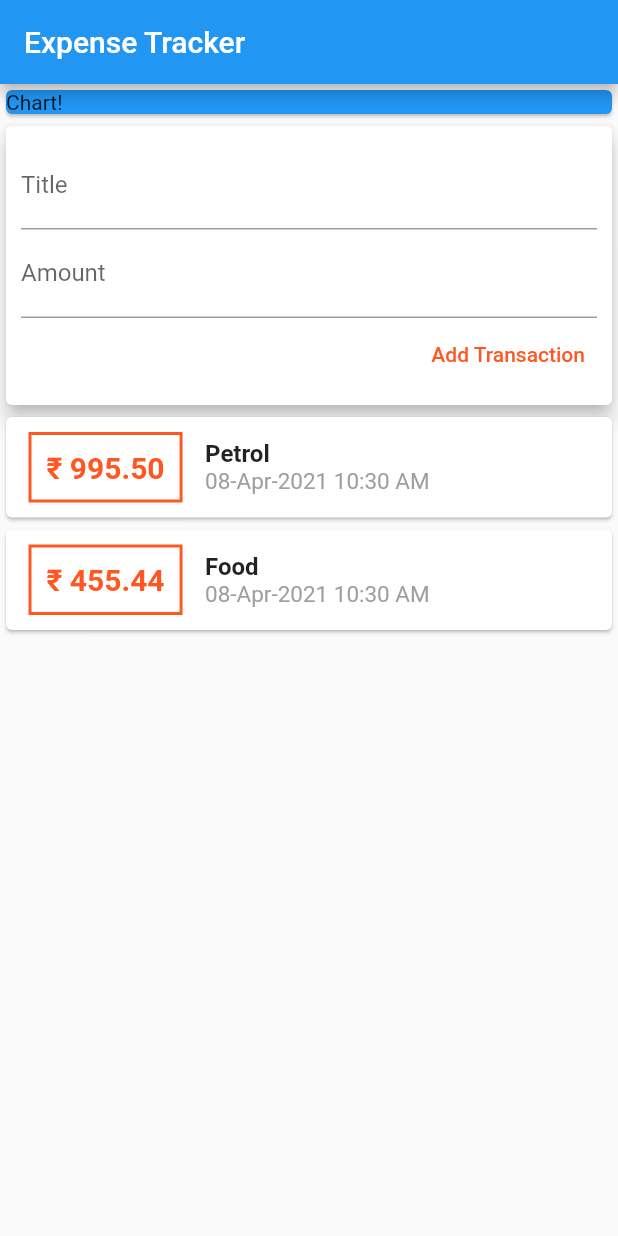
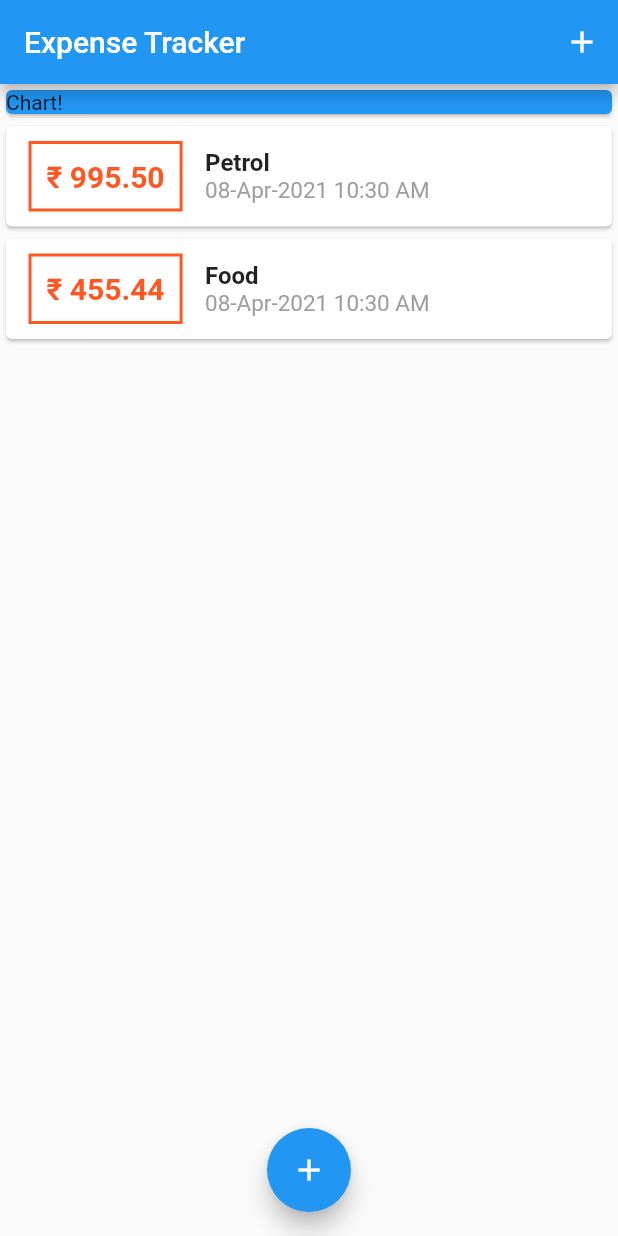
Before and after one commit to akhilvp07/expense_tracker, a Flutter app: the screen it shows after launch, on a phone screen of 412 x 824 dp. Run offline on Flutter 3.47's test engine with Material 2 defaults, Android fonts, the phone set to English and light mode, and no system bars.

Commit message:
Added floating buttons for new transaction
Fix: Added floating buttons for new transactions, by introducing modal
bottom sheet.

```diff
--- a/lib/main.dart
+++ b/lib/main.dart
@@ -1,4 +1,7 @@
-import './widgets/user_transaction.dart';
+import './widgets/new_transaction.dart';
+import './widgets/transaction_list.dart';
+import './models/transaction.dart';
+
 import 'package:flutter/material.dart';
 
 void main() => runApp(MyApp());
@@ -14,18 +17,58 @@ class MyApp extends StatelessWidget {
   }
 }
 
-class MyHomePage extends StatelessWidget {
-  // String titleInput;
-  // String amountInput;
+class MyHomePage extends StatefulWidget {
+  @override
+  _MyHomePageState createState() => _MyHomePageState();
+}
 
-  final titleController = TextEditingController();
-  final amountController = TextEditingController();
+class _MyHomePageState extends State<MyHomePage> {
+
+  final List<Transaction> _userTransactions = [
+    Transaction(
+      id: 't1',
+      title: 'Petrol',
+      amount: 995.50,
+      date: DateTime.now(),
+    ),
+    Transaction(
+      id: 't2',
+      title: 'Food',
+      amount: 455.44,
+      date: DateTime.now(),
+    ),
+  ];
+  _addNewTransaction(String txTitle, double txAmount) {
+    final newTX = Transaction(
+      title: txTitle,
+      amount: txAmount,
+      date: DateTime.now(),
+      id: DateTime.now().toString(),
+    );
+    setState(() {
+      _userTransactions.add(newTX);
+    });
+  }
+
+  void _startAddNewTransaction(BuildContext ctx) {
+    showModalBottomSheet(
+        context: ctx,
+        builder: (_) {
+          return NewTransaction(_addNewTransaction);
+        });
+  }
 
   @override
   Widget build(BuildContext context) {
     return Scaffold(
       appBar: AppBar(
         title: Text('Expense Tracker'),
+        actions: <Widget>[
+          IconButton(
+            icon: Icon(Icons.add),
+            onPressed: () => _startAddNewTransaction(context),
+          )
+        ],
       ),
       body: SingleChildScrollView(
         child: Column(
@@ -39,9 +82,14 @@ class MyHomePage extends StatelessWidget {
                 child: Text('Chart!'),
               ),
             ),
-            UserTransaction()
+            TransactionList(_userTransactions),
           ],
         ),
+      ),
+      floatingActionButtonLocation: FloatingActionButtonLocation.centerFloat,
+      floatingActionButton: FloatingActionButton(
+        child: Icon(Icons.add),
+        onPressed: () => _startAddNewTransaction(context),
       ),
     );
   }
--- a/lib/widgets/new_transaction.dart
+++ b/lib/widgets/new_transaction.dart
@@ -1,11 +1,18 @@
 import 'package:flutter/material.dart';
 
-class NewTransaction extends StatelessWidget {
-  final titleController = TextEditingController();
-  final amountController = TextEditingController();
+class NewTransaction extends StatefulWidget {
   final Function addNewTransaction;
 
   NewTransaction(this.addNewTransaction);
+
+  @override
+  _NewTransactionState createState() => _NewTransactionState();
+}
+
+class _NewTransactionState extends State<NewTransaction> {
+  final titleController = TextEditingController();
+
+  final amountController = TextEditingController();
 
   void submitData() {
     final enteredTitle = titleController.text;
@@ -14,21 +21,20 @@ class NewTransaction extends StatelessWidget {
     if (enteredTitle.isEmpty || enteredAmount <= 0) {
       return;
     }
-    addNewTransaction(
+    widget.addNewTransaction(
       enteredTitle,
       enteredAmount,
     );
+    Navigator.of(context).pop();
   }
 
   @override
   Widget build(BuildContext context) {
-    return //User inputs
-        Card(
+    return Card(
       elevation: 5,
       child: Container(
         padding: EdgeInsets.all(10),
-        child: Column(
-          crossAxisAlignment: CrossAxisAlignment.end,
+        child: ListView(
           children: <Widget>[
             TextField(
               decoration: InputDecoration(labelText: 'Title'),
@@ -47,10 +53,13 @@ class NewTransaction extends StatelessWidget {
               // },
               controller: amountController,
             ),
-            TextButton(
-              child: Text('Add Transaction'),
-              style: TextButton.styleFrom(primary: Colors.deepOrange),
-              onPressed: submitData,
+            Align(
+              alignment: Alignment.bottomRight,
+              child: TextButton(
+                child: Text('Add Transaction'),
+                style: TextButton.styleFrom(primary: Colors.deepOrange),
+                onPressed: submitData,
+              ),
             )
           ],
         ),
--- a/lib/widgets/user_transaction.dart
+++ /dev/null
@@ -1,48 +0,0 @@
-import 'package:flutter/material.dart';
-
-import './new_transaction.dart';
-import './transaction_list.dart';
-import '../models/transaction.dart';
-
-class UserTransaction extends StatefulWidget {
-  @override
-  _UserTransactionState createState() => _UserTransactionState();
-}
-
-class _UserTransactionState extends State<UserTransaction> {
-  final List<Transaction> _userTransactions = [
-    Transaction(
-      id: 't1',
-      title: 'Petrol',
-      amount: 995.50,
-      date: DateTime.now(),
-    ),
-    Transaction(
-      id: 't2',
-      title: 'Food',
-      amount: 455.44,
-      date: DateTime.now(),
-    ),
-  ];
-  _addNewTransaction(String txTitle, double txAmount) {
-    final newTX = Transaction(
-      title: txTitle,
-      amount: txAmount,
-      date: DateTime.now(),
-      id: DateTime.now().toString(),
-    );
-    setState(() {
-      _userTransactions.add(newTX);
-    });
-  }
-
-  @override
-  Widget build(BuildContext context) {
-    return Column(
-      children: <Widget>[
-        NewTransaction(_addNewTransaction),
-        TransactionList(_userTransactions),
-      ],
-    );
-  }
-}
```
